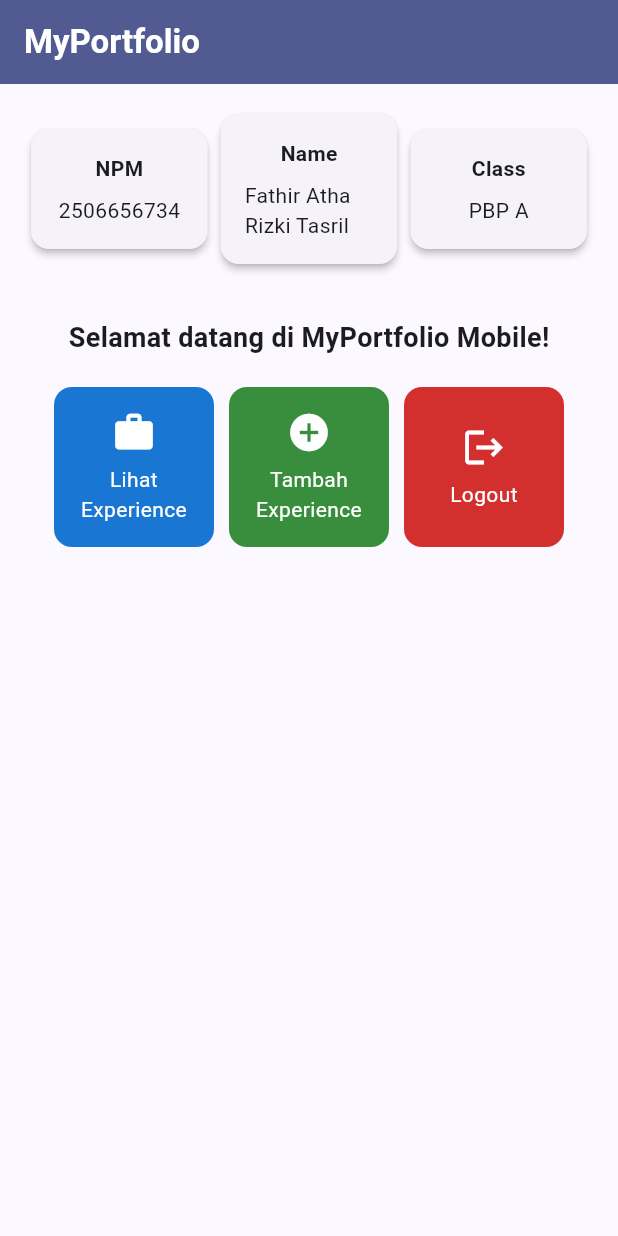
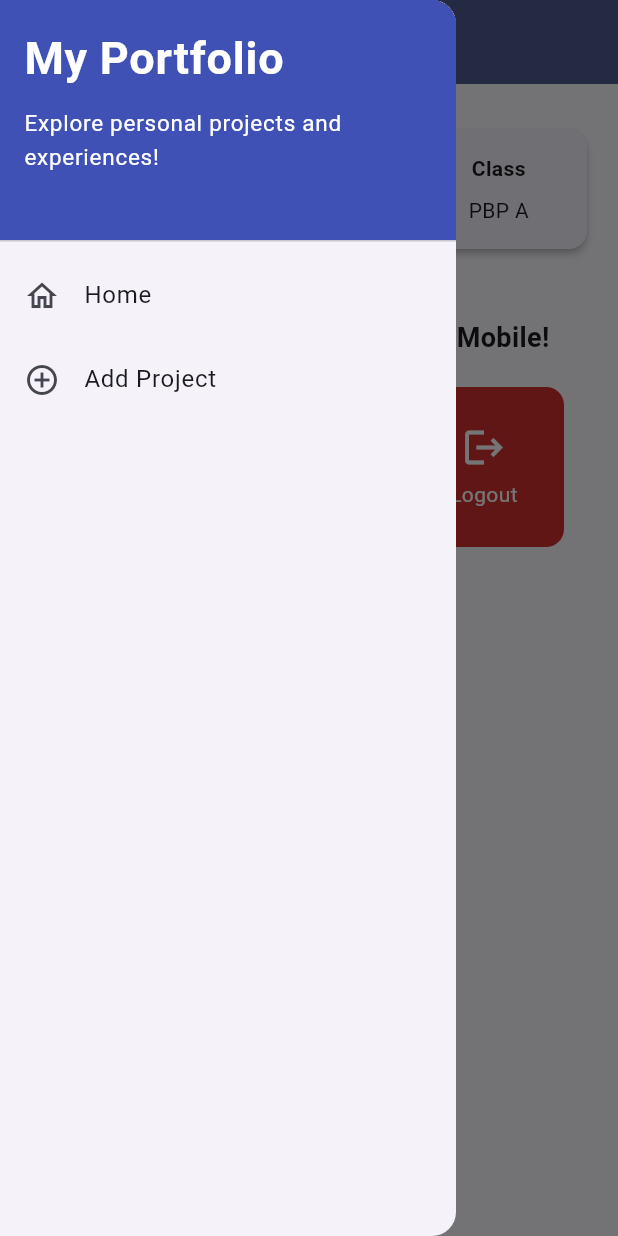
Before and after one commit to Fathir-athaa/myportofolio_mobile, a Flutter app: the screen it shows after launch, with the side drawer open (before the commit the screen has no drawer), on a phone screen of 412 x 824 dp. Run offline on Flutter 3.47's test engine with Material 3 defaults, Android fonts, the phone set to English and light mode, and no system bars; our stand-ins replace material_ui.

Commit message:
feat(form): add ProjectFormPage and LeftDrawer navigation

```diff
--- a/lib/menu.dart
+++ b/lib/menu.dart
@@ -1,4 +1,5 @@
 import 'package:material_ui/material_ui.dart';
+import 'package:myportofolio_mobile/widgets/left_drawer.dart';
 
 class MyHomePage extends StatelessWidget {
   MyHomePage({super.key});
@@ -26,7 +27,9 @@ class MyHomePage extends StatelessWidget {
           style: TextStyle(color: Colors.white, fontWeight: FontWeight.bold),
         ),
         backgroundColor: Theme.of(context).colorScheme.primary,
+        iconTheme: const IconThemeData(color: Colors.white),
       ),
+      drawer: const LeftDrawer(),
       // Body halaman utama dengan padding di sekelilingnya.
       body: Padding(
         padding: const EdgeInsets.all(16.0),
--- /dev/null
+++ b/lib/widgets/left_drawer.dart
@@ -0,0 +1,65 @@
+import 'package:material_ui/material_ui.dart';
+import 'package:myportofolio_mobile/menu.dart';
+import 'package:myportofolio_mobile/project_form.dart';
+
+/// Drawer menu di sisi kiri untuk berpindah antarhalaman aplikasi.
+class LeftDrawer extends StatelessWidget {
+  const LeftDrawer({super.key});
+
+  @override
+  Widget build(BuildContext context) {
+    return Drawer(
+      child: ListView(
+        children: [
+          // Bagian header drawer: judul dan deskripsi singkat aplikasi.
+          const DrawerHeader(
+            decoration: BoxDecoration(color: Colors.indigo),
+            child: Column(
+              crossAxisAlignment: CrossAxisAlignment.start,
+              children: [
+                Text(
+                  'My Portfolio',
+                  style: TextStyle(
+                    fontSize: 30,
+                    fontWeight: FontWeight.bold,
+                    color: Colors.white,
+                  ),
+                ),
+                SizedBox(height: 10),
+                Text(
+                  'Explore personal projects and experiences!',
+                  style: TextStyle(fontSize: 15, color: Colors.white),
+                ),
+              ],
+            ),
+          ),
+          // Bagian routing.
+          ListTile(
+            leading: const Icon(Icons.home_outlined),
+            title: const Text('Home'),
+            // Navigasi ke halaman utama portofolio.
+            onTap: () {
+              Navigator.pushReplacement(
+                context,
+                MaterialPageRoute(builder: (context) => MyHomePage()),
+              );
+            },
+          ),
+          ListTile(
+            leading: const Icon(Icons.add_circle_outline),
+            title: const Text('Add Project'),
+            // Navigasi ke halaman tambah proyek.
+            onTap: () {
+              Navigator.pushReplacement(
+                context,
+                MaterialPageRoute(
+                  builder: (context) => const ProjectFormPage(),
+                ),
+              );
+            },
+          ),
+        ],
+      ),
+    );
+  }
+}
```
Also changed, not shown: lib/project_form.dart (added, +220 -0 lines).
